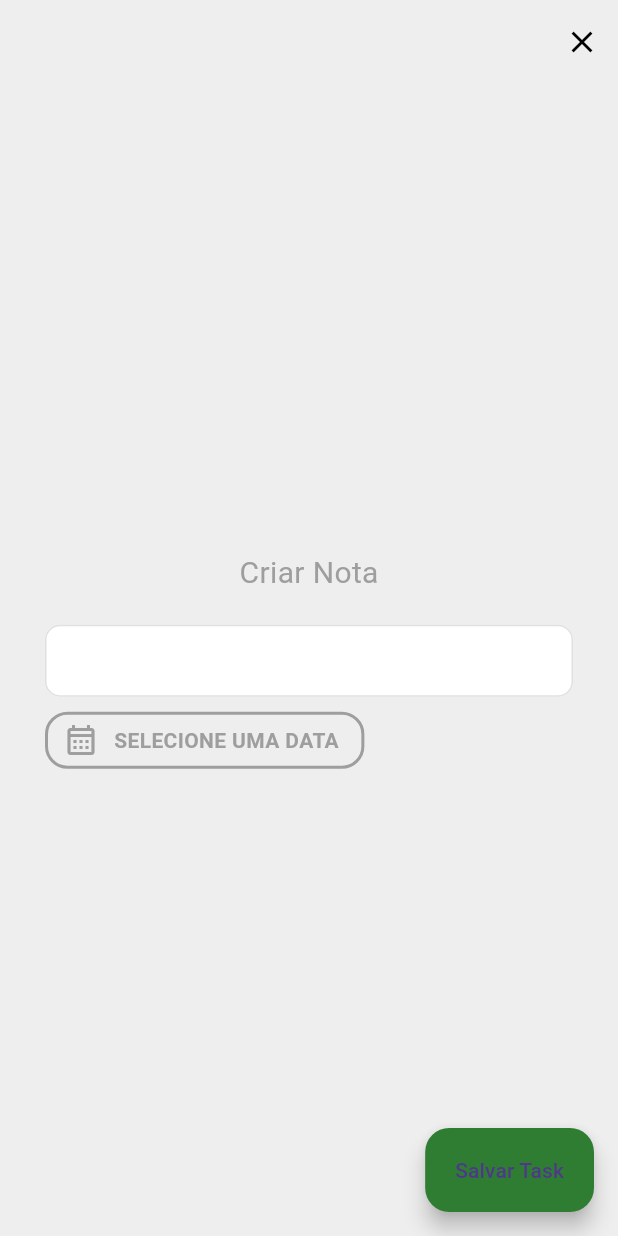
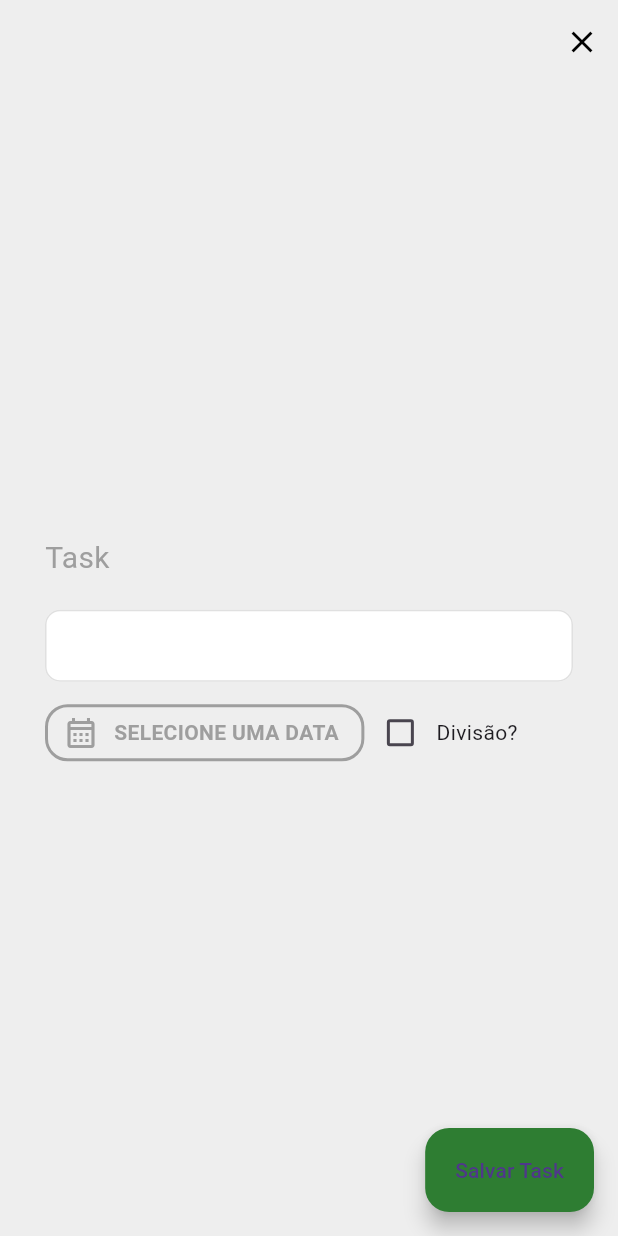
Before and after one commit to jmalvino/AppTudoList, a Flutter app: the screen it shows once a user with an empty profile is signed in, after a tap on the "add" icon, on a phone screen of 412 x 824 dp. Run offline on Flutter 3.47's test engine with Material 3 defaults, Android fonts, the light colour scheme and no system bars; our stand-ins replace date_picker_timeline, firebase_auth, firebase_core, flutter_slidable, google_sign_in, nested and 3 more; missing offline and left inert: flutter_overlay_loader, validatorless; accounts and stored records are empty; network calls fail.

Commit message:
Foi adicionado a criacao de task recorrente, ou seja, se for uma conta que for paga em 10x é possivel ser criada agora só informando a quantidade

```diff
--- a/lib/app/core/database/migrations/migration_v1.dart
+++ b/lib/app/core/database/migrations/migration_v1.dart
@@ -9,16 +9,7 @@ class MigrationV1 implements Migration {
       id Integer primary key autoincrement,
       descricao varchar(500) not null,
       data_hora datatime,
-      finalizado integer,
-      usuario varchar(150) not null
-    )
-    ''');
-
-    batch.execute('''
-    create table todo_configuracao(
-      id Integer primary key autoincrement,
-      usuario varchar(150) not null,
-      modo integer not null
+      finalizado integer
     )
     ''');
   }
--- a/lib/app/modules/auth/login/login_page.dart
+++ b/lib/app/modules/auth/login/login_page.dart
@@ -43,7 +43,6 @@ class _LoginPageState extends State<LoginPage> {
       },
     );
 
-    // Verificar o modo e definir as cores
     if (appColors.isModo == false) {
       appColors.darkModo();
     } else {
@@ -283,6 +282,8 @@ class _LoginPageState extends State<LoginPage> {
               Positioned(
                 top: 7,
                 right: 7,
+                child: Visibility(
+                  visible: false,
                   child: IconButton(
                     icon: Icon(
                       appColors.isModo ? Icons.sunny : Icons.gps_off,
@@ -300,6 +301,7 @@ class _LoginPageState extends State<LoginPage> {
                         },
                       );
                     },
+                  ),
                 ),
               ),
             ],
--- a/lib/app/modules/tasks/task_create_controller.dart
+++ b/lib/app/modules/tasks/task_create_controller.dart
@@ -13,16 +13,35 @@ class TaskCreateController extends DefaultChangeNotifier {
   }
   DateTime? get selectedDate => _selectDate;
 
-  Future<void> save(String description) async {
+  Future<void> save(String description, String divide) async {
     if (description.isEmpty) {
       throw Exception('O texto da tarefa não pode estar vazio');
     }
     if (_selectDate == null) {
       throw Exception('A data não foi selecionada');
     }
-    await _taskServices.save(_selectDate!, description);
+
+    int repeatCount = int.tryParse(divide) ?? 1;
+    DateTime currentDate = _selectDate!;
+
+    for (int i = 0; i < repeatCount; i++) {
+      await _taskServices.save(currentDate, description);
+      currentDate = DateTime(currentDate.year, currentDate.month + 1, currentDate.day);
+    }
+
     notifyListeners();
   }
+
+// Future<void> save(String description, String divide) async {
+  //   if (description.isEmpty) {
+  //     throw Exception('O texto da tarefa não pode estar vazio');
+  //   }
+  //   if (_selectDate == null) {
+  //     throw Exception('A data não foi selecionada');
+  //   }
+  //   await _taskServices.save(_selectDate!, description);
+  //   notifyListeners();
+  // }
 
   // Future<void> delete(int id) async {
   //   await _taskServices.delete(id);
--- a/lib/app/modules/tasks/task_create_page.dart
+++ b/lib/app/modules/tasks/task_create_page.dart
@@ -3,17 +3,33 @@ import 'package:app_tudo_list/app/modules/tasks/widgets/calendar_button.dart';
 import 'package:app_tudo_list/widgets/customSnackBar.dart';
 import 'package:app_tudo_list/widgets/customTextField.dart';
 import 'package:flutter/material.dart';
+import 'package:flutter/services.dart';
 import 'package:validatorless/validatorless.dart';
 
-class TaskCreatePage extends StatelessWidget {
+class TaskCreatePage extends StatefulWidget {
   final TaskCreateController _controller;
-  final TextEditingController _descriptionController = TextEditingController();
-  final _formKey = GlobalKey<FormState>();
 
   TaskCreatePage({Key? key, required TaskCreateController controller})
       : _controller = controller,
         super(key: key);
 
+  @override
+  State<TaskCreatePage> createState() => _TaskCreatePageState();
+}
+
+class _TaskCreatePageState extends State<TaskCreatePage> {
+  final TextEditingController _descriptionController = TextEditingController();
+  bool _isChecked = false;
+  final TextEditingController _dividoEmController = TextEditingController();
+
+  final _formKey = GlobalKey<FormState>();
+
+  @override
+  void initState() {
+    // TODO: implement initState
+    super.initState();
+    _dividoEmController.text = '1';
+  }
 
   @override
   Widget build(BuildContext context) {
@@ -36,10 +52,11 @@ class TaskCreatePage extends StatelessWidget {
         backgroundColor: Colors.green[800],
         onPressed: () {
           var formValid = _formKey.currentState?.validate() ?? false;
-          if(formValid){
-            _controller.save(_descriptionController.text);
+          if (formValid) {
+            widget._controller.save(_descriptionController.text, _dividoEmController.text);
             _descriptionController.text = '';
             CustomSnackBar(color: Colors.green[600]!, error: 'Cadastrado com sucesso!').show(context);
+            _dividoEmController.text = '1';
           }
         },
         label: const Text('Salvar Task'),
@@ -52,9 +69,9 @@ class TaskCreatePage extends StatelessWidget {
             mainAxisAlignment: MainAxisAlignment.center,
             children: [
               Align(
-                alignment: Alignment.center,
+                alignment: Alignment.centerLeft,
                 child: Text(
-                  'Criar Nota',
+                  'Task',
                   style: TextStyle(
                     color: Colors.grey[500],
                     fontSize: 20,
@@ -77,10 +94,58 @@ class TaskCreatePage extends StatelessWidget {
                 ),
               ),
               const SizedBox(height: 10),
-               Align(
-                alignment: Alignment.centerLeft,
-                child: CalendarButton(),
+              Row(
+                children: [
+                  Align(
+                    alignment: Alignment.centerLeft,
+                    child: CalendarButton(),
+                  ),
+                  Checkbox(
+                    activeColor: _isChecked ? Colors.green[600] : Colors.grey,
+                    value: _isChecked,
+                    onChanged: (bool? value) {
+                      setState(() {
+                        _isChecked = value ?? false;
+                      });
+                    },
+                  ),
+                  const Expanded(child: Text('Divisão?', overflow: TextOverflow.ellipsis),),
+                ],
               ),
+              const SizedBox(height: 10),
+              Visibility(
+                visible: _isChecked,
+                child: Row(
+                  children: [
+                    const Text(
+                    'Quant.\ndivisão ',
+                      textAlign: TextAlign.right,
+                    ),
+                    const SizedBox(width:10 ),
+                    Align(
+                      alignment: Alignment.centerLeft,
+                      child: Container(
+                        width: MediaQuery.of(context).size.width * .25,
+                        decoration: BoxDecoration(
+                          color: Colors.white,
+                          borderRadius: BorderRadius.circular(10),
+                        ),
+                        child: CustomTextField(
+                          keyboardType: TextInputType.number,
+                          inputFormatters: [FilteringTextInputFormatter.digitsOnly],
+                          controller: _dividoEmController,
+                          validator: Validatorless.required('Insira um valor'),
+                          obscureText: false,
+                          isObscureText: false,
+                          colorPrincipal: Colors.grey[400]!,
+                          textFieldColor: Colors.black,
+                        ),
+                      ),
+                    ),
+                  ],
+                ),
+              ),
+
             ],
           ),
         ),
--- a/lib/app/services/tasks/tasks_service.dart
+++ b/lib/app/services/tasks/tasks_service.dart
@@ -8,6 +8,4 @@ abstract class TaskServices{
   Future<List<TaskModel>> getTomorrow();
   Future<WeekTaskModel> getWeek();
   Future<void> checkOrUncheckTask(TaskModel task);
-
-
 }
--- a/lib/global/app_color.dart
+++ b/lib/global/app_color.dart
@@ -12,8 +12,8 @@ class AppColors {
 
   // Modo claro
   void lightModo() {
-    // corPrimaria = Colors.deepPurple;
-    corPrimaria = const Color(0xFF6EAA44);
+    corPrimaria = Colors.deepPurple;
+    // corPrimaria = const Color(0xFF6EAA44);
     buttonTextColor = Colors.white;
     colorTextField = Colors.black;
     secondColor = const Color(0xFF616161);
@@ -23,8 +23,8 @@ class AppColors {
 
   // Modo escuro
   void darkModo() {
-    // corPrimaria = Colors.deepPurple;
-    corPrimaria = const Color(0xFF6EAA44);
+    corPrimaria = Colors.deepPurple;
+    // corPrimaria = const Color(0xFF6EAA44);
     buttonTextColor = Colors.white;
     colorTextField = Colors.white;
     secondColor = const Color(0xFF707070);
--- a/lib/widgets/customTextField.dart
+++ b/lib/widgets/customTextField.dart
@@ -1,4 +1,5 @@
 import 'package:flutter/material.dart';
+import 'package:flutter/services.dart';
 
 class CustomTextField extends StatefulWidget {
   final String? hintText;
@@ -10,9 +11,11 @@ class CustomTextField extends StatefulWidget {
   final Color? colorHint;
   final FocusNode? focusNode;
   final String? Function(String?)? validator;
+  final TextInputType? keyboardType; // Parâmetro para keyboardType
+  final List<TextInputFormatter>? inputFormatters;
 
-  const CustomTextField(
-      {super.key,
+  const CustomTextField({
+    super.key,
     this.hintText,
     required this.controller,
     required this.obscureText,
@@ -21,7 +24,10 @@ class CustomTextField extends StatefulWidget {
     required this.textFieldColor,
     this.colorHint,
     this.focusNode,
-      this.validator});
+    this.validator,
+    this.keyboardType,
+    this.inputFormatters,
+  });
 
   bool get isTextObscured => obscureText;
 
@@ -50,6 +56,8 @@ class _CustomTextFieldState extends State<CustomTextField> {
             style: TextStyle(
               color: widget.textFieldColor,
             ),
+            keyboardType: widget.keyboardType,
+            inputFormatters: widget.inputFormatters ?? [],
             obscureText: _obscureText,
             controller: widget.controller,
             focusNode: widget.focusNode,
```
Lines whose indentation alone changed are shown as unchanged.
